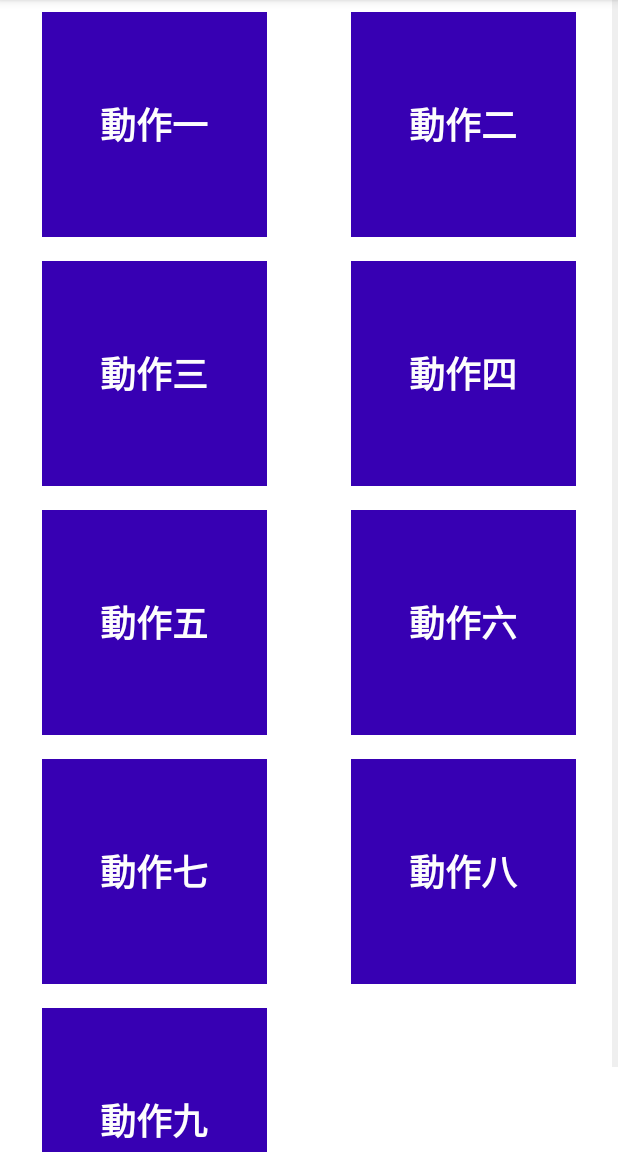
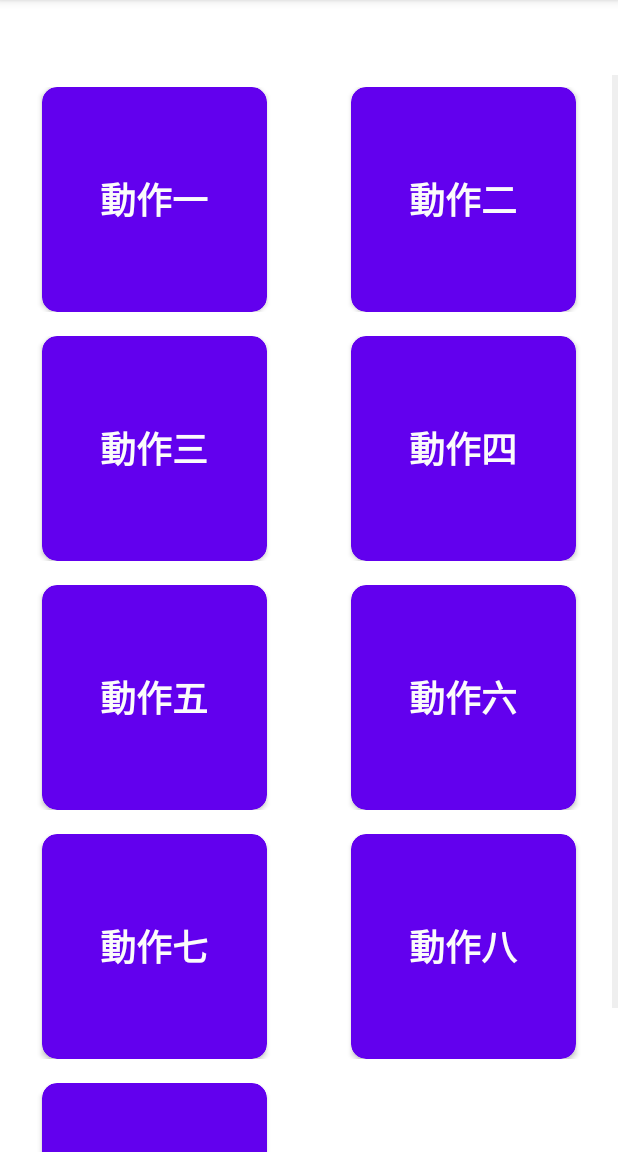
Before and after one commit to Yang-Yun-Yeh/KendoHamster, an Android app: the MotionList screen opened directly, with no data from a screen before it, on a phone screen of 412 x 824 dp, the part 84-1236 px from its top. Run offline under Robolectric (Android 15) with nearby library versions, the light colour scheme and no system bars.

Commit message:
change the gridview layout of the motion list

```diff
--- a/app/src/main/java/com/ncumis/kendohamster/GridAdapter.java
+++ b/app/src/main/java/com/ncumis/kendohamster/GridAdapter.java
@@ -40,9 +40,9 @@ public class GridAdapter extends BaseAdapter {
     public View getView(int i, View view, ViewGroup viewGroup) {
 
         @SuppressLint("ViewHolder") View v = LayoutInflater.from(viewGroup.getContext())
-                .inflate(R.layout.motionlistgridview_layout, viewGroup, false);
+                .inflate(R.layout.gridview_motionlist_layout, viewGroup, false);
 
-        TextView textView = v.findViewById(R.id.textView);
+        TextView textView = v.findViewById(R.id.textViewMotionName);
         //assign data to the component
         textView.setText(text.get(i));
 
--- a/app/src/main/res/layout/activity_motion_list.xml
+++ b/app/src/main/res/layout/activity_motion_list.xml
@@ -11,6 +11,8 @@
         android:id="@+id/gridView"
         android:layout_width="match_parent"
         android:layout_height="match_parent"
+        android:layout_marginTop="50dp"
+        android:gravity="center"
         android:numColumns="2"
-        android:gravity="center" />
+        app:layout_constraintTop_toTopOf="parent" />
 </androidx.constraintlayout.widget.ConstraintLayout>
--- a/app/src/main/res/layout/motionlistgridview_layout.xml
+++ b/app/src/main/res/layout/gridview_motionlist_layout.xml
@@ -1,31 +1,26 @@
 <?xml version="1.0" encoding="utf-8"?>
 <LinearLayout xmlns:android="http://schemas.android.com/apk/res/android"
     xmlns:app="http://schemas.android.com/apk/res-auto"
-    xmlns:tools="http://schemas.android.com/tools"
     android:layout_width="match_parent"
     android:layout_height="match_parent"
     android:gravity="center"
     android:orientation="vertical"
     android:padding="8dp">
 
-    <androidx.constraintlayout.widget.ConstraintLayout
+    <androidx.cardview.widget.CardView
         android:layout_width="wrap_content"
         android:layout_height="wrap_content"
-        android:background="@color/design_default_color_primary_variant">
+        app:cardBackgroundColor="@color/purple_500"
+        app:cardCornerRadius="10dp">
 
         <TextView
-            android:id="@+id/textView"
+            android:id="@+id/textViewMotionName"
             android:layout_width="150dp"
             android:layout_height="150dp"
             android:gravity="center"
             android:text="TextView"
-            android:textColor="#FDFDFD"
+            android:textColor="#FBFBFB"
             android:textSize="24sp"
-            android:textStyle="bold"
-            app:layout_constraintBottom_toBottomOf="parent"
-            app:layout_constraintEnd_toEndOf="parent"
-            app:layout_constraintStart_toStartOf="parent"
-            app:layout_constraintTop_toTopOf="parent" />
-    </androidx.constraintlayout.widget.ConstraintLayout>
-
+            android:textStyle="bold" />
+    </androidx.cardview.widget.CardView>
 </LinearLayout>
```
